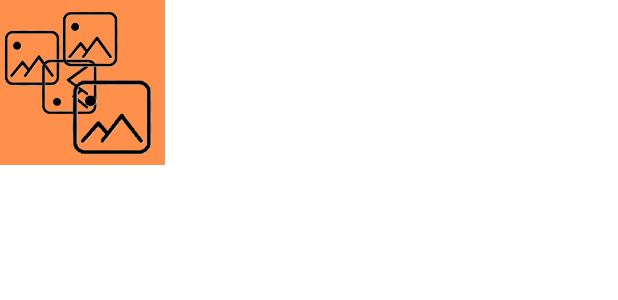
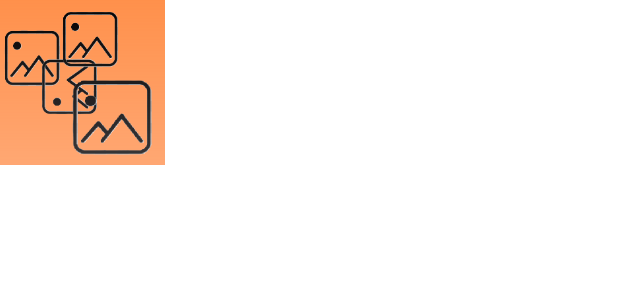
Before and after one commit to michaelpaco/forvia-challenge, an Android app built with Jetpack Compose: the @Preview function HeroImagePreview, on a phone screen of 412 x 824 dp. Shown: the top 300 px of the screen. Run offline under Robolectric (Android 15) with nearby library versions, the phone set to English and light mode, and no system bars; pictures from the network do not load.

Commit message:
feat(details): add opaque gradient to hero image, bottom to top

```diff
--- a/app/src/main/java/com/wazowski/forviachallenge/presentation/HeroImage.kt
+++ b/app/src/main/java/com/wazowski/forviachallenge/presentation/HeroImage.kt
@@ -3,9 +3,10 @@ package com.wazowski.forviachallenge.presentation
 import androidx.compose.foundation.*
 import androidx.compose.foundation.layout.*
 import androidx.compose.material3.*
-import androidx.compose.runtime.Composable
+import androidx.compose.runtime.*
 import androidx.compose.ui.*
-import androidx.compose.ui.graphics.Color
+import androidx.compose.ui.draw.*
+import androidx.compose.ui.graphics.*
 import androidx.compose.ui.layout.ContentScale
 import androidx.compose.ui.res.*
 import androidx.compose.ui.tooling.preview.Preview
@@ -16,23 +17,31 @@ import com.wazowski.forviachallenge.presentation.theme.ForviaChallengeTheme
 
 @Composable
 fun HeroImage(imageUrl: Any?) {
+    val backgroundColor = MaterialTheme.colorScheme.background
+
     SubcomposeAsyncImage(modifier = Modifier
-        .background(Color.Red)
+        .background(MaterialTheme.colorScheme.background)
         .fillMaxWidth()
-        .heightIn(120.dp, 320.dp),
-        contentScale = ContentScale.FillHeight,
-        model = imageUrl,
-        loading = {
+        .heightIn(120.dp, 320.dp)
+        .graphicsLayer(compositingStrategy = CompositingStrategy.Offscreen)
+        .drawWithContent {
+            drawContent()
+            drawRect(
+                brush = Brush.verticalGradient(
+                    listOf(
+                        Color.Transparent, backgroundColor
+                    ), startY = 750f, endY = 0f
+                ), blendMode = BlendMode.DstIn
+            )
+        }, contentScale = ContentScale.FillHeight, model = imageUrl, loading = {
         Column(
             verticalArrangement = Arrangement.Center,
             horizontalAlignment = Alignment.CenterHorizontally,
-                modifier = Modifier.fillMaxWidth()
+            modifier = Modifier.fillMaxHeight()
         ) {
             CircularProgressIndicator()
         }
-        },
-        contentDescription = stringResource(R.string.app_name),
-        error = {
+    }, contentDescription = stringResource(R.string.app_name), error = {
         Image(
             contentScale = ContentScale.FillWidth,
             painter = painterResource(id = R.drawable.placeholder_hero),
```
Lines whose indentation alone changed are shown as unchanged.
